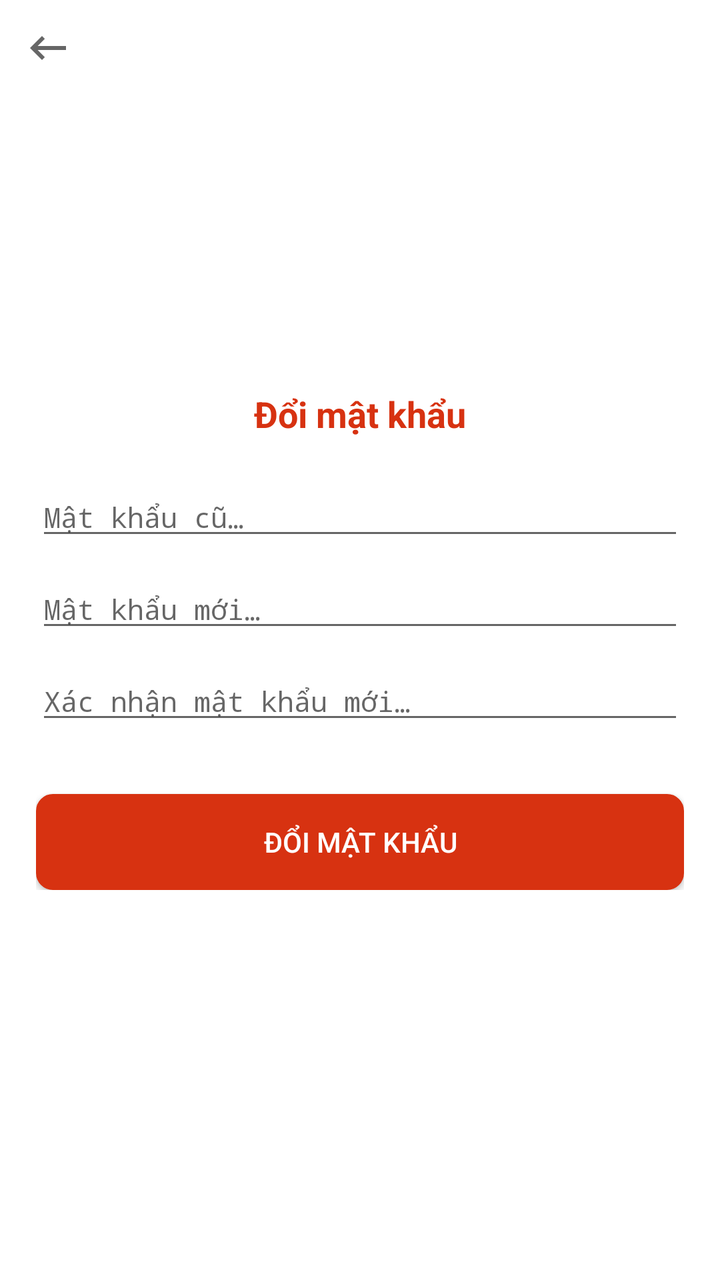
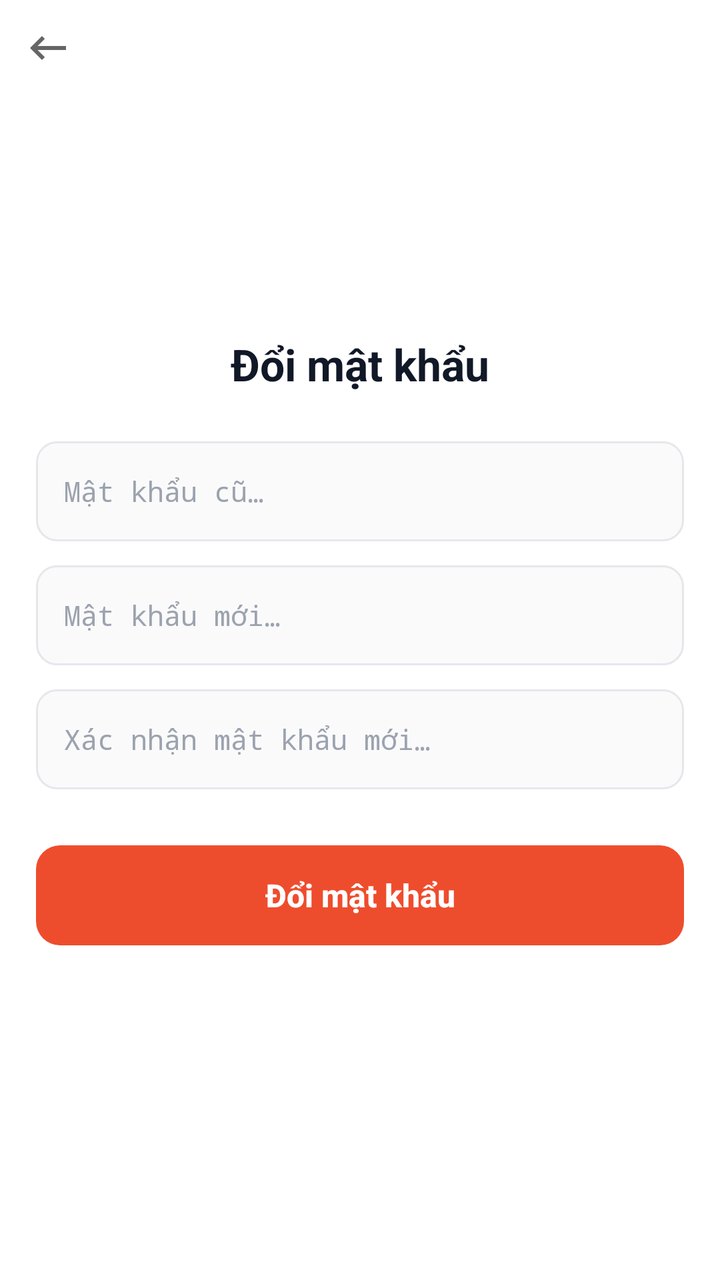

The first picture is an Android layout as it rendered before a commit; the second is the same layout after the commit. The layout source and the unified diff follow.
<!-- AndroidManifest.xml: application theme AppTheme -->
<!-- res/layout/activity_change_password.xml -->
<?xml version="1.0" encoding="utf-8"?>

<RelativeLayout xmlns:android="http://schemas.android.com/apk/res/android"
    xmlns:tools="http://schemas.android.com/tools"
    android:layout_width="match_parent"
    android:layout_height="match_parent"
    android:background="@color/white"
    tools:ignore="Autofill, ContentDescription">

    <ImageView
        android:id="@+id/img_back"
        android:layout_width="wrap_content"
        android:layout_height="wrap_content"
        android:padding="@dimen/define_dimen_12"
        android:src="@drawable/ic_back"/>

    <LinearLayout
        android:layout_width="match_parent"
        android:layout_height="wrap_content"
        android:layout_centerInParent="true"
        android:gravity="center"
        android:orientation="vertical"
        android:padding="@dimen/define_dimen_18">

        <TextView
            android:layout_width="wrap_content"
            android:layout_height="wrap_content"
            android:text="@string/change_password"
            android:textColor="@color/colorPrimaryDark"
            android:textSize="@dimen/text_size_xnormal"
            android:textStyle="bold" />

        <EditText
            android:id="@+id/edt_old_password"
            android:layout_width="match_parent"
            android:layout_height="wrap_content"
            android:layout_marginTop="@dimen/define_dimen_20"
            android:hint="@string/hint_password_old"
            android:imeOptions="actionNext"
            android:inputType="textPassword"
            android:textColor="@color/textColorPrimary"
            android:textSize="@dimen/text_size_small" />

        <EditText
            android:id="@+id/edt_new_password"
            android:layout_width="match_parent"
            android:layout_height="wrap_content"
            android:layout_marginTop="@dimen/define_dimen_10"
            android:hint="@string/hint_password_new"
            android:imeOptions="actionNext"
            android:inputType="textPassword"
            android:textColor="@color/textColorPrimary"
            android:textSize="@dimen/text_size_small" />

        <EditText
            android:id="@+id/edt_confirm_password"
            android:layout_width="match_parent"
            android:layout_height="wrap_content"
            android:layout_marginTop="@dimen/define_dimen_10"
            android:hint="@string/hint_password_confirm"
            android:imeOptions="actionDone"
            android:inputType="textPassword"
            android:textColor="@color/textColorPrimary"
            android:textSize="@dimen/text_size_small" />

        <Button
            android:id="@+id/btn_change_password"
            android:layout_width="match_parent"
            android:layout_height="wrap_content"
            android:layout_marginTop="@dimen/define_dimen_30"
            android:background="@drawable/bg_main_corner_8"
            android:text="@string/change_password"
            android:textColor="@color/white"
            android:textSize="@dimen/text_size_small" />

    </LinearLayout>
</RelativeLayout>
<!-- resources referenced by this layout -->
<resources>
  <color name="colorPrimaryDark">#D73211</color>
  <color name="textColorPrimary">#222222</color>
  <color name="white">#ffffff</color>
  <dimen name="define_dimen_10">10dp</dimen>
  <dimen name="define_dimen_12">12dp</dimen>
  <dimen name="define_dimen_18">18dp</dimen>
  <dimen name="define_dimen_20">20dp</dimen>
  <dimen name="define_dimen_30">30dp</dimen>
  <dimen name="text_size_small">14sp</dimen>
  <dimen name="text_size_xnormal">18sp</dimen>
  <!-- drawable bg_main_corner_8 (drawable) -->
  <?xml version="1.0" encoding="utf-8"?>
  
  
  <shape xmlns:android="http://schemas.android.com/apk/res/android">
      <corners android:radius="@dimen/define_dimen_8" />
      <solid android:color="@color/colorPrimaryDark" />
      <stroke
          android:width="1dp"
          android:color="@color/colorPrimaryDark" />
  </shape>
  <!-- drawable ic_back (drawable) -->
  <vector xmlns:android="http://schemas.android.com/apk/res/android"
      android:width="24dp"
      android:height="24dp"
      android:viewportWidth="24"
      android:viewportHeight="24"
      android:tint="?attr/colorControlNormal"
      android:autoMirrored="true">
    <path
        android:fillColor="@android:color/white"
        android:pathData="M21,11H6.83l3.58,-3.59L9,6l-6,6 6,6 1.41,-1.41L6.83,13H21z"/>
  </vector>
  <string name="change_password">Đổi mật khẩu</string>
  <string name="hint_password_confirm">Xác nhận mật khẩu mới…</string>
  <string name="hint_password_new">Mật khẩu mới…</string>
  <string name="hint_password_old">Mật khẩu cũ…</string>
  <style name="AppTheme" parent="Theme.AppCompat.Light.NoActionBar">
          <item name="colorPrimary">@color/colorPrimary</item>
          <item name="colorPrimaryDark">@color/colorPrimaryDark</item>
          <item name="colorAccent">@color/colorAccent</item>
          <item name="android:statusBarColor">@color/brandOrangeDark</item>
          <item name="android:windowBackground">@color/screenBackground</item>
          <item name="android:textColor">@color/textColorPrimary</item>
      </style>
  <dimen name="define_dimen_8">8dp</dimen>
  <color name="colorPrimary">#EE4D2D</color>
  <color name="colorAccent">#FF7A47</color>
  <color name="brandOrangeDark">#D73211</color>
  <color name="screenBackground">#F5F5F5</color>
</resources>

<!-- the commit's change to res/layout/activity_change_password.xml (unified diff, before → after) -->
@@ -26,52 +26,67 @@
             android:layout_width="wrap_content"
             android:layout_height="wrap_content"
             android:text="@string/change_password"
-            android:textColor="@color/colorPrimaryDark"
-            android:textSize="@dimen/text_size_xnormal"
+            android:textColor="@color/neutral900"
+            android:textSize="@dimen/text_size_large"
             android:textStyle="bold" />
 
         <EditText
             android:id="@+id/edt_old_password"
             android:layout_width="match_parent"
-            android:layout_height="wrap_content"
-            android:layout_marginTop="@dimen/define_dimen_20"
+            android:layout_height="@dimen/define_dimen_50"
+            android:layout_marginTop="@dimen/define_dimen_24"
+            android:background="@drawable/bg_input_field"
             android:hint="@string/hint_password_old"
             android:imeOptions="actionNext"
             android:inputType="textPassword"
-            android:textColor="@color/textColorPrimary"
+            android:paddingStart="@dimen/define_dimen_14"
+            android:paddingEnd="@dimen/define_dimen_14"
+            android:textColor="@color/neutral900"
+            android:textColorHint="@color/neutral400"
             android:textSize="@dimen/text_size_small" />
 
         <EditText
             android:id="@+id/edt_new_password"
             android:layout_width="match_parent"
-            android:layout_height="wrap_content"
-            android:layout_marginTop="@dimen/define_dimen_10"
+            android:layout_height="@dimen/define_dimen_50"
+            android:layout_marginTop="@dimen/define_dimen_12"
+            android:background="@drawable/bg_input_field"
             android:hint="@string/hint_password_new"
             android:imeOptions="actionNext"
             android:inputType="textPassword"
-            android:textColor="@color/textColorPrimary"
+            android:paddingStart="@dimen/define_dimen_14"
+            android:paddingEnd="@dimen/define_dimen_14"
+            android:textColor="@color/neutral900"
+            android:textColorHint="@color/neutral400"
             android:textSize="@dimen/text_size_small" />
 
         <EditText
             android:id="@+id/edt_confirm_password"
             android:layout_width="match_parent"
-            android:layout_height="wrap_content"
-            android:layout_marginTop="@dimen/define_dimen_10"
+            android:layout_height="@dimen/define_dimen_50"
+            android:layout_marginTop="@dimen/define_dimen_12"
+            android:background="@drawable/bg_input_field"
             android:hint="@string/hint_password_confirm"
             android:imeOptions="actionDone"
             android:inputType="textPassword"
-            android:textColor="@color/textColorPrimary"
+            android:paddingStart="@dimen/define_dimen_14"
+            android:paddingEnd="@dimen/define_dimen_14"
+            android:textColor="@color/neutral900"
+            android:textColorHint="@color/neutral400"
             android:textSize="@dimen/text_size_small" />
 
         <Button
             android:id="@+id/btn_change_password"
             android:layout_width="match_parent"
-            android:layout_height="wrap_content"
-            android:layout_marginTop="@dimen/define_dimen_30"
-            android:background="@drawable/bg_main_corner_8"
+            android:layout_height="@dimen/define_dimen_50"
+            android:layout_marginTop="@dimen/define_dimen_28"
+            android:background="@drawable/bg_primary_button"
+            android:stateListAnimator="@null"
             android:text="@string/change_password"
+            android:textAllCaps="false"
             android:textColor="@color/white"
-            android:textSize="@dimen/text_size_small" />
+            android:textSize="@dimen/text_size_normal"
+            android:textStyle="bold" />
 
     </LinearLayout>
 </RelativeLayout>
<!-- resource entries referenced after the edit -->
@@ -1,26 +1,44 @@
 <!-- resources referenced by this layout -->
 <resources>
+  <color name="neutral400">#9CA3AF</color>
+  <color name="neutral900">#111827</color>
   <color name="colorPrimaryDark">#D73211</color>
   <color name="textColorPrimary">#222222</color>
   <color name="white">#ffffff</color>
-  <dimen name="define_dimen_10">10dp</dimen>
   <dimen name="define_dimen_12">12dp</dimen>
+  <dimen name="define_dimen_14">14dp</dimen>
   <dimen name="define_dimen_18">18dp</dimen>
-  <dimen name="define_dimen_20">20dp</dimen>
-  <dimen name="define_dimen_30">30dp</dimen>
+  <dimen name="define_dimen_24">24dp</dimen>
+  <dimen name="define_dimen_28">28dp</dimen>
+  <dimen name="define_dimen_50">50dp</dimen>
+  <dimen name="text_size_large">22sp</dimen>
+  <dimen name="text_size_normal">16sp</dimen>
   <dimen name="text_size_small">14sp</dimen>
-  <dimen name="text_size_xnormal">18sp</dimen>
-  <!-- drawable bg_main_corner_8 (drawable) -->
+  <!-- drawable bg_input_field (drawable) -->
   <?xml version="1.0" encoding="utf-8"?>
-  
-  
-  <shape xmlns:android="http://schemas.android.com/apk/res/android">
-      <corners android:radius="@dimen/define_dimen_8" />
-      <solid android:color="@color/colorPrimaryDark" />
-      <stroke
-          android:width="1dp"
-          android:color="@color/colorPrimaryDark" />
+  <shape xmlns:android="http://schemas.android.com/apk/res/android"
+      android:shape="rectangle">
+      <solid android:color="@color/neutral50" />
+      <corners android:radius="10dp" />
+      <stroke android:width="1dp" android:color="@color/neutral200" />
   </shape>
+  <!-- drawable bg_primary_button (drawable) -->
+  <?xml version="1.0" encoding="utf-8"?>
+  <ripple xmlns:android="http://schemas.android.com/apk/res/android"
+      android:color="@color/rippleLight">
+      <item android:id="@android:id/mask">
+          <shape android:shape="rectangle">
+              <solid android:color="@color/white" />
+              <corners android:radius="12dp" />
+          </shape>
+      </item>
+      <item>
+          <shape android:shape="rectangle">
+              <solid android:color="@color/brandOrange" />
+              <corners android:radius="12dp" />
+          </shape>
+      </item>
+  </ripple>
   <!-- drawable ic_back (drawable) -->
   <vector xmlns:android="http://schemas.android.com/apk/res/android"
       android:width="24dp"
@@ -45,10 +63,13 @@
           <item name="android:windowBackground">@color/screenBackground</item>
           <item name="android:textColor">@color/textColorPrimary</item>
       </style>
-  <dimen name="define_dimen_8">8dp</dimen>
+  <color name="neutral50">#FAFAFB</color>
+  <color name="neutral200">#E5E7EB</color>
+  <color name="rippleLight">#33FFFFFF</color>
+  <color name="brandOrange">#EE4D2D</color>
   <color name="colorPrimary">#EE4D2D</color>
   <color name="colorAccent">#FF7A47</color>
   <color name="brandOrangeDark">#D73211</color>
-  <color name="screenBackground">#F5F5F5</color>
+  <color name="screenBackground">#F5F5F7</color>
 </resources>
 
